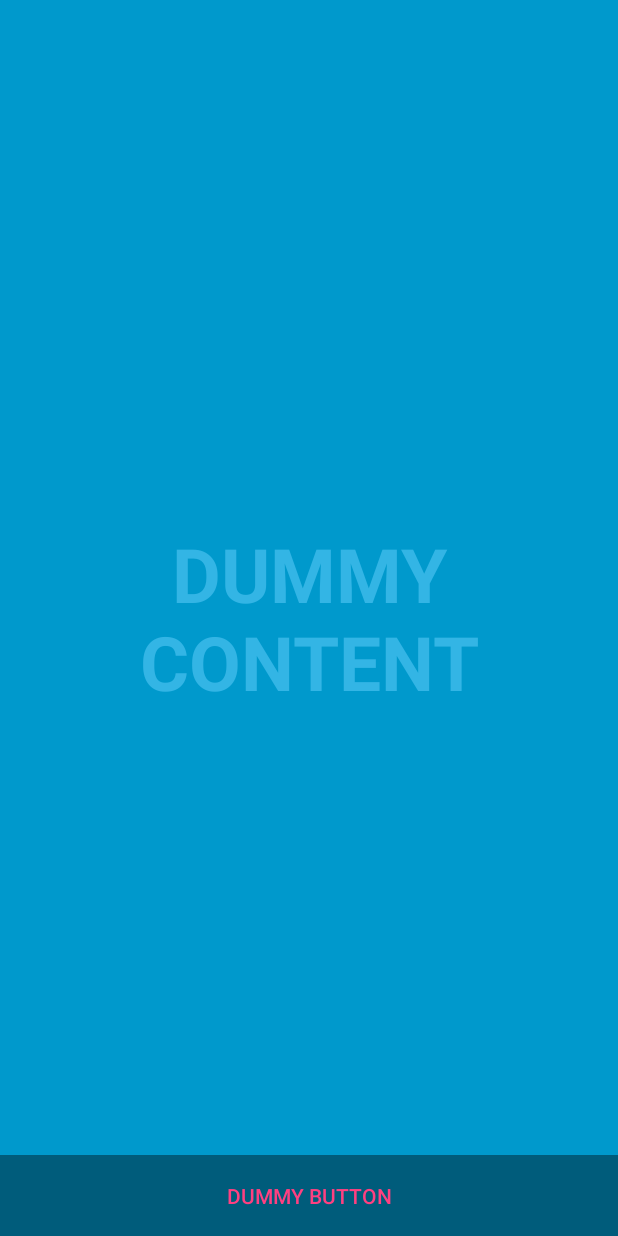
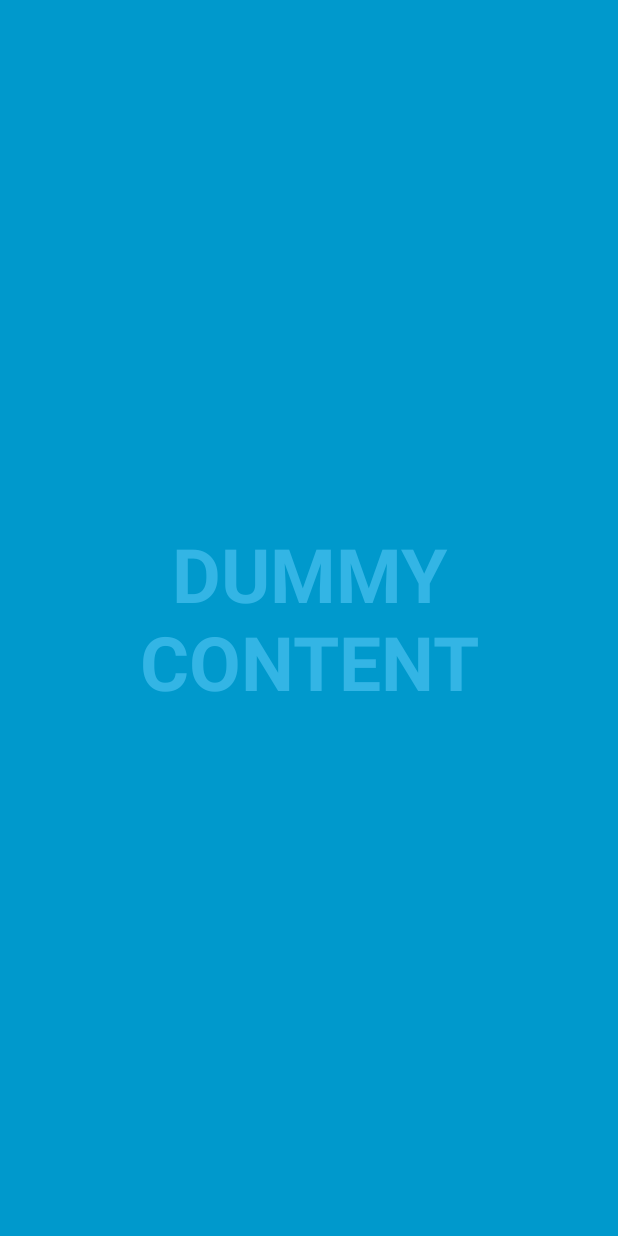
Before and after one commit to williamyeny/TimeDisplay, an Android app: the screen it shows after launch (FullscreenActivity), on a phone screen of 412 x 824 dp. Run offline under Robolectric (Android 15) with nearby library versions, the phone set to English and light mode, and no system bars.

Commit message:
removed dummy button

```diff
--- a/app/src/main/res/layout/activity_fullscreen.xml
+++ b/app/src/main/res/layout/activity_fullscreen.xml
@@ -36,14 +36,6 @@
             android:orientation="horizontal"
             tools:ignore="UselessParent">
 
-            <Button
-                android:id="@+id/dummy_button"
-                style="?metaButtonBarButtonStyle"
-                android:layout_width="0dp"
-                android:layout_height="wrap_content"
-                android:layout_weight="1"
-                android:text="@string/dummy_button" />
-
         </LinearLayout>
     </FrameLayout>
 
```
